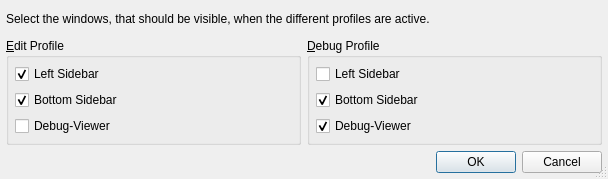
The window that Preferences/ViewProfileSidebarsDialog.ui (testmana2/test) describes before a commit, drawn with Qt 5.
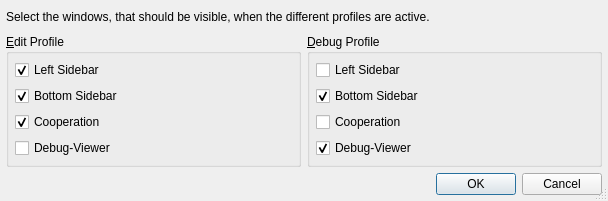
The same window after the commit.

Commit message: Added stage 1 of the cooperation functions (chat system).

Patch:
```diff
--- a/Preferences/ViewProfileSidebarsDialog.ui
+++ b/Preferences/ViewProfileSidebarsDialog.ui
@@ -1,12 +1,12 @@
 <ui version="4.0" >
  <class>ViewProfileSidebarsDialog</class>
- <widget class="QDialog" name="ViewProfileSidebarsDialog" >
-  <property name="geometry" >
+ <widget class="QDialog" name="ViewProfileSidebarsDialog">
+  <property name="geometry">
    <rect>
     <x>0</x>
     <y>0</y>
     <width>608</width>
-    <height>179</height>
+    <height>201</height>
    </rect>
   </property>
   <property name="windowTitle" >
@@ -53,8 +53,18 @@
        </widget>
       </item>
       <item>
-       <widget class="QCheckBox" name="epdbCheckBox" >
-        <property name="text" >
+       <widget class="QCheckBox" name="epcoCheckBox">
+        <property name="text">
+         <string>Cooperation</string>
+        </property>
+        <property name="checked">
+         <bool>true</bool>
+        </property>
+       </widget>
+      </item>
+      <item>
+       <widget class="QCheckBox" name="epdbCheckBox">
+        <property name="text">
          <string>Debug-Viewer</string>
         </property>
        </widget>
@@ -86,8 +96,15 @@
        </widget>
       </item>
       <item>
-       <widget class="QCheckBox" name="dpdbCheckBox" >
-        <property name="text" >
+       <widget class="QCheckBox" name="dpcoCheckBox">
+        <property name="text">
+         <string>Cooperation</string>
+        </property>
+       </widget>
+      </item>
+      <item>
+       <widget class="QCheckBox" name="dpdbCheckBox">
+        <property name="text">
          <string>Debug-Viewer</string>
         </property>
         <property name="checked" >
@@ -110,7 +127,7 @@
    </item>
   </layout>
  </widget>
- <layoutdefault spacing="6" margin="6" />
+ <layoutdefault spacing="6" margin="6"/>
  <pixmapfunction>qPixmapFromMimeSource</pixmapfunction>
  <tabstops>
   <tabstop>epvtCheckBox</tabstop>
```
Left out of the diff: 75 changed lines with no effect on the pictures. The commit also changes 46 other files.
